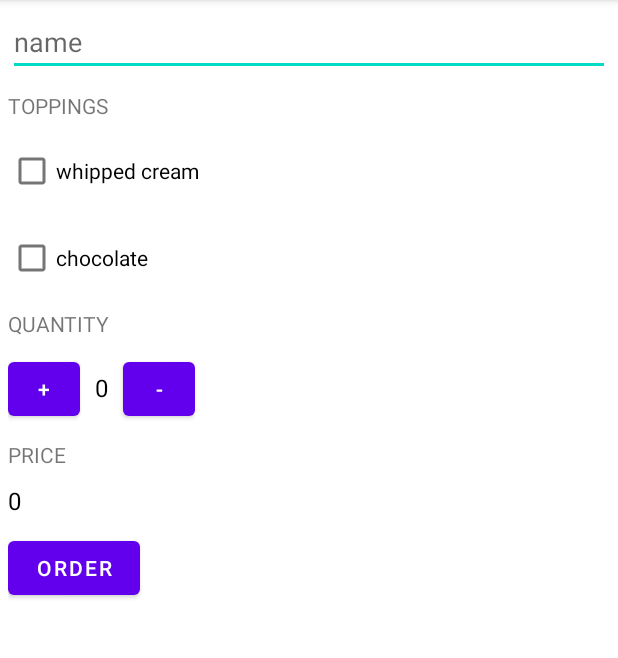
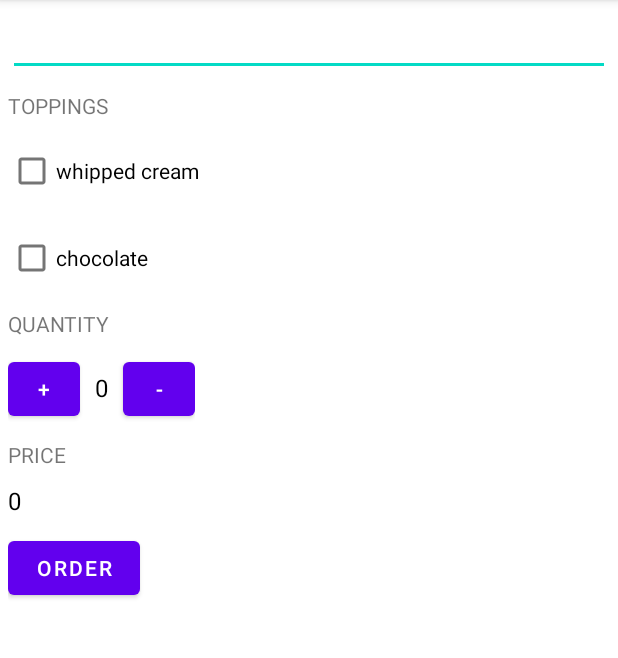
Before and after one commit to rabi04/Just-java, an Android app: the screen it shows after launch (MainActivity), after a tap on "ORDER", on a phone screen of 412 x 824 dp, the part 84-742 px from its top. Run offline under Robolectric (Android 15) with nearby library versions, the phone set to English and light mode, and no system bars.

Commit message:
remove some hardcoded string from mainactivity.java and activity_main.xml added subjects for email .

```diff
--- a/app/src/main/java/com/example/android/justjava/MainActivity.java
+++ b/app/src/main/java/com/example/android/justjava/MainActivity.java
@@ -30,8 +30,6 @@ public class MainActivity extends AppCompatActivity {
      * This method is called when the order button is clicked.
      */
     int quantity = 0;
-    boolean isChecked = false;
-
     public  void submitOrder(View view) {
         display(quantity);
         Log.v("checked box","it done working fine");
@@ -58,18 +56,18 @@ public class MainActivity extends AppCompatActivity {
     @SuppressLint("QueryPermissionsNeeded")
     private void displayPrice(int number) {
         TextView priceTextView = findViewById(R.id.price_text_view);
-        String orderBill="";
         EditText nameEnter = findViewById(R.id.nameEnter);
         CheckBox whippedCream = findViewById(R.id.whippedCream);
         CheckBox chocolate = findViewById(R.id.chocolate);
-        orderBill = nameEnter.getText() + "\n";
-        orderBill += " Add whippedCream?"+ whippedCream.isChecked() +"\n";
-        orderBill += "Add chocolates?"+ chocolate.isChecked() + "\n";
+        String orderBill = nameEnter.getText() + "\n";
+        orderBill += getString(R.string.iswhippedCreamAdded)+ whippedCream.isChecked() +"\n";
+        orderBill += getString(R.string.ischocolatesAdded)+ chocolate.isChecked() + "\n";
         orderBill += "Total:"+NumberFormat.getCurrencyInstance().format(number)+"\n ThankYou !";
         //to send to email of the customer
         Intent intent = new Intent(Intent.ACTION_SENDTO);
         intent.setData(Uri.parse("mailto:"));
         intent.putExtra(Intent.EXTRA_TEXT,orderBill);
+        intent.putExtra(Intent.EXTRA_SUBJECT,"just java bill :)");
         if(intent.resolveActivity(getPackageManager()) != null)
            try {
                 startActivity(intent);
--- a/app/src/main/res/layout/activity_main.xml
+++ b/app/src/main/res/layout/activity_main.xml
@@ -7,16 +7,17 @@
     tools:context=".MainActivity">
     <LinearLayout
         android:layout_width="match_parent"
-        android:layout_height="match_parent"
+        android:layout_height="wrap_content"
         android:orientation="vertical"
         android:layout_margin="5dp">
         <EditText
             android:layout_width="match_parent"
             android:layout_height="wrap_content"
-            android:hint="name"
             android:inputType="text"
             android:layout_marginBottom="10dp"
-            android:id="@+id/nameEnter"/>
+            android:id="@+id/nameEnter"
+            android:autofillHints="Name"
+            tools:ignore="LabelFor" />
         <TextView
             android:layout_width="wrap_content"
             android:layout_height="wrap_content"
@@ -32,7 +33,7 @@
         <CheckBox
             android:layout_width="wrap_content"
             android:layout_height="wrap_content"
-            android:text="chocolate"
+            android:text="@string/chocolate"
             android:layout_marginBottom="10dp"
             android:id="@+id/chocolate"/>
         <TextView
--- a/app/src/main/res/values/strings.xml
+++ b/app/src/main/res/values/strings.xml
@@ -8,4 +8,7 @@
     <string name="remove_order">-</string>
     <string name="total_bill">price</string>
     <string name="order">order</string>
+    <string name="iswhippedCreamAdded">Add whippedCream?</string>
+    <string name="ischocolatesAdded">Add chocolates?</string>
+    <string name="chocolate">chocolate</string>
 </resources>
```
